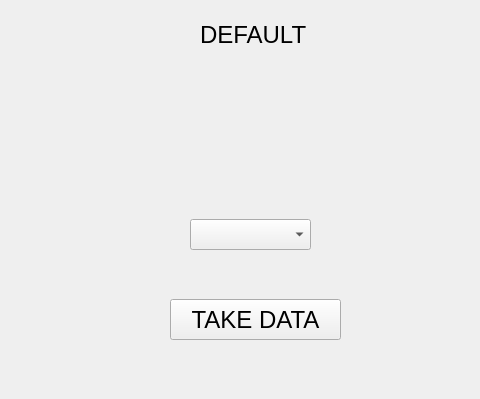
Old version of the form development/devGUI/mainwindowui.ui in the repository E-Trainose/ADB-Project; both pictures show x 309 to 789 and y 0 to 399 of the 1127 by 768 pixel window.
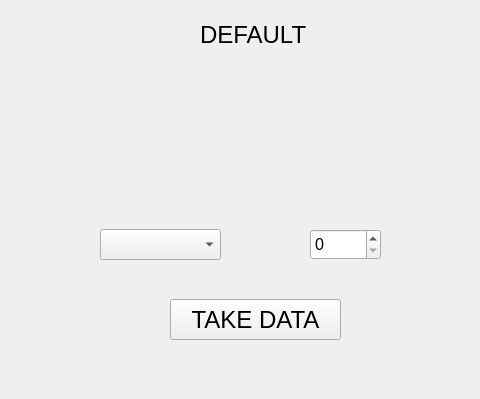
New version of the form. The open tabs and pages were chosen to show the change. Custom widgets are drawn as their Qt base class.

What changed in the file:
```diff
--- a/development/devGUI/mainwindowui.ui
+++ b/development/devGUI/mainwindowui.ui
@@ -56,13 +56,28 @@
        <widget class="QComboBox" name="combox_serialport_selector">
         <property name="geometry">
          <rect>
-          <x>460</x>
-          <y>160</y>
+          <x>370</x>
+          <y>170</y>
           <width>121</width>
           <height>31</height>
          </rect>
         </property>
        </widget>
+       <widget class="QSpinBox" name="inputamount_default_take">
+        <property name="geometry">
+         <rect>
+          <x>580</x>
+          <y>170</y>
+          <width>71</width>
+          <height>31</height>
+         </rect>
+        </property>
+        <property name="font">
+         <font>
+          <pointsize>12</pointsize>
+         </font>
+        </property>
+       </widget>
       </widget>
       <widget class="QWidget" name="pg_default_algo">
        <widget class="QPushButton" name="btn_default_nn">
```
Left out of the diff: 2 changed lines with no effect on the pictures.
